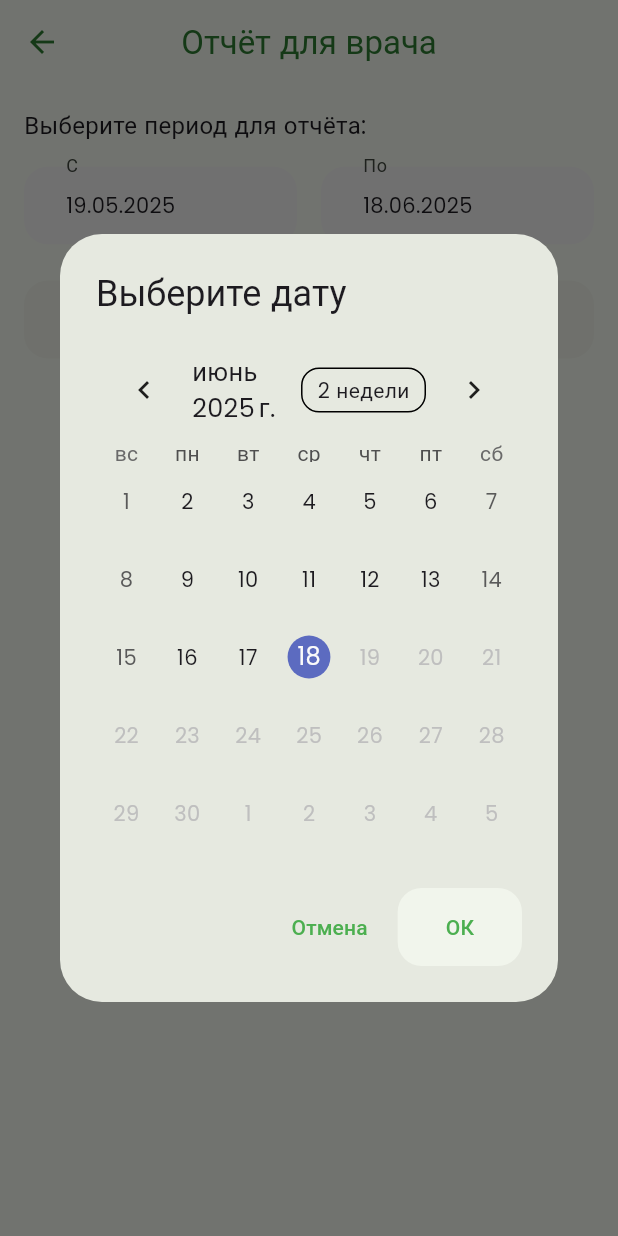
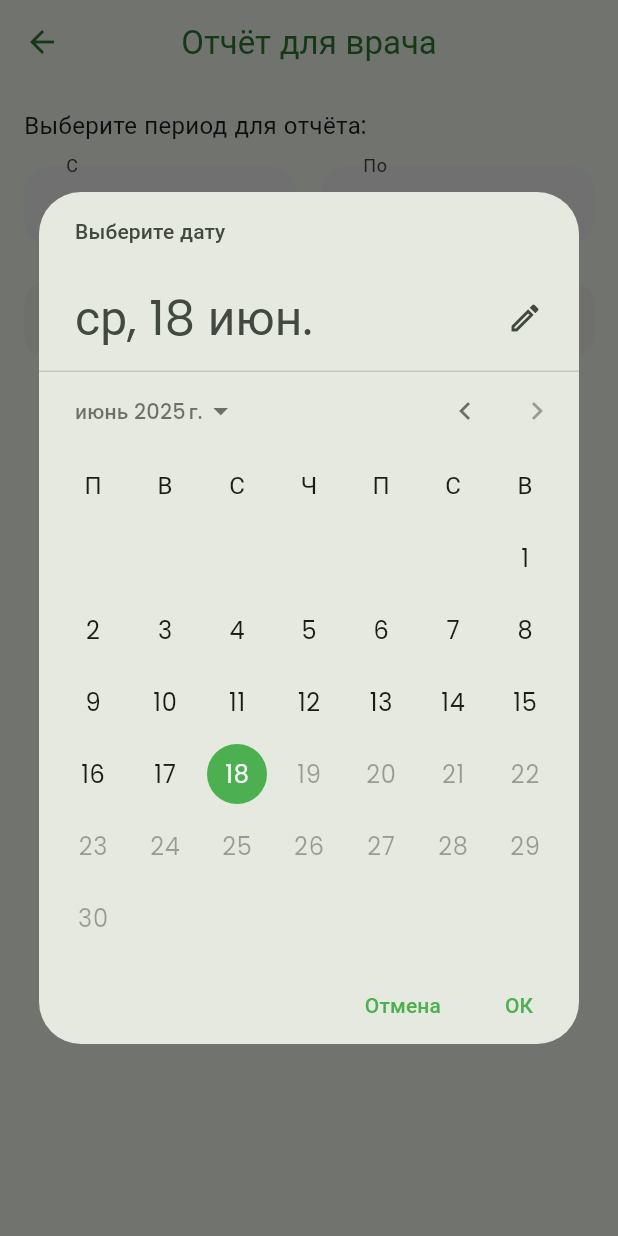
Before and after one commit to IDINaXI/Nutrio, a Flutter app: the ReportScreen screen opened directly with empty values, after a tap on an icon or button, on a phone screen of 412 x 824 dp. Run offline on Flutter 3.47's test engine with Material 3 defaults, Android fonts, the phone set to English and light mode, and no system bars; drawn by our look-alikes of table_calendar; our stand-ins replace fl_chart, google_fonts, shared_preferences; missing offline and left inert: dart:html; accounts and stored records are empty; network calls fail.

Commit message:
fix: русифицированы стандартные диалоги выбора даты и времени во всех экранах

```diff
--- a/nutrio_app/lib/main.dart
+++ b/nutrio_app/lib/main.dart
@@ -10,12 +10,10 @@ import 'services/auth_service.dart';
 import 'package:google_fonts/google_fonts.dart';
 import 'package:flutter_localizations/flutter_localizations.dart';
 import 'package:intl/intl_standalone.dart';
-import 'package:intl/date_symbol_data_local.dart';
 
 void main() async {
   WidgetsFlutterBinding.ensureInitialized();
   await findSystemLocale();
-  await initializeDateFormatting('ru_RU', null);
   await AuthService().init();
   runApp(const MyApp());
 }
--- a/nutrio_app/lib/screens/custom_date_picker.dart
+++ /dev/null
@@ -1,49 +0,0 @@
-import 'package:flutter/material.dart';
-import 'package:table_calendar/table_calendar.dart';
-import 'package:intl/intl.dart';
-
-Future<DateTime?> showCustomDatePicker({
-  required BuildContext context,
-  required DateTime initialDate,
-  required DateTime firstDate,
-  required DateTime lastDate,
-}) async {
-  DateTime selectedDate = initialDate;
-  return showDialog<DateTime>(
-    context: context,
-    builder: (context) {
-      return AlertDialog(
-        title: const Text('Выберите дату'),
-        content: SizedBox(
-          width: 350,
-          child: TableCalendar(
-            locale: 'ru_RU',
-            firstDay: firstDate,
-            lastDay: lastDate,
-            focusedDay: selectedDate,
-            selectedDayPredicate: (day) => isSameDay(selectedDate, day),
-            onDaySelected: (selected, focused) {
-              selectedDate = selected;
-            },
-            calendarFormat: CalendarFormat.month,
-            availableCalendarFormats: const {
-              CalendarFormat.month: 'Месяц',
-              CalendarFormat.twoWeeks: '2 недели',
-              CalendarFormat.week: 'Неделя',
-            },
-          ),
-        ),
-        actions: [
-          TextButton(
-            onPressed: () => Navigator.of(context).pop(),
-            child: const Text('Отмена'),
-          ),
-          ElevatedButton(
-            onPressed: () => Navigator.of(context).pop(selectedDate),
-            child: const Text('ОК'),
-          ),
-        ],
-      );
-    },
-  );
-}
--- a/nutrio_app/lib/screens/home_screen.dart
+++ b/nutrio_app/lib/screens/home_screen.dart
@@ -237,7 +237,7 @@ class _HomeScreenState extends State<HomeScreen> {
                   children: [
                     Icon(Icons.eco, color: Theme.of(context).colorScheme.primary),
                     const SizedBox(width: 8),
-                    const Text('Nutrio', style: TextStyle(color: Colors.red)),
+                    const Text('Nutrio'),
                   ],
                 ),
                 actions: [
--- a/nutrio_app/lib/screens/report_screen.dart
+++ b/nutrio_app/lib/screens/report_screen.dart
@@ -3,7 +3,6 @@ import 'package:http/http.dart' as http;
 import 'package:intl/intl.dart';
 import 'dart:html';
 import '../services/auth_service.dart';
-import 'custom_date_picker.dart';
 
 class ReportScreen extends StatefulWidget {
   final int userId;
@@ -20,11 +19,15 @@ class _ReportScreenState extends State<ReportScreen> {
   String? _status;
 
   Future<void> _pickDate(BuildContext context, bool isFrom) async {
-    final DateTime? picked = await showCustomDatePicker(
+    final DateTime? picked = await showDatePicker(
       context: context,
       initialDate: isFrom ? _from : _to,
       firstDate: DateTime(2020),
       lastDate: DateTime.now(),
+      helpText: 'Выберите дату',
+      cancelText: 'Отмена',
+      confirmText: 'ОК',
+      locale: const Locale('ru'),
     );
     if (picked != null) {
       setState(() {
--- a/nutrio_app/lib/screens/splash_screen.dart
+++ b/nutrio_app/lib/screens/splash_screen.dart
@@ -43,7 +43,6 @@ class _SplashScreenState extends State<SplashScreen> {
               style: TextStyle(
                 fontSize: 32,
                 fontWeight: FontWeight.bold,
-                color: Colors.red,
               ),
             ),
             SizedBox(height: 16),
--- a/nutrio_app/pubspec.yaml
+++ b/nutrio_app/pubspec.yaml
@@ -39,7 +39,6 @@ dependencies:
   shared_preferences: ^2.2.0
   fl_chart: ^0.66.0
   intl: ^0.19.0
-  table_calendar: ^3.0.9
   flutter_localizations:
     sdk: flutter
   flutter_datetime_picker: ^1.5.1
```
Also changed, not shown: nutrio_app/lib/screens/body_measurement_screen.dart (+5 -2 lines), nutrio_app/lib/screens/weight_tracking_screen.dart (+5 -2 lines), nutrio_app/pubspec.lock.
